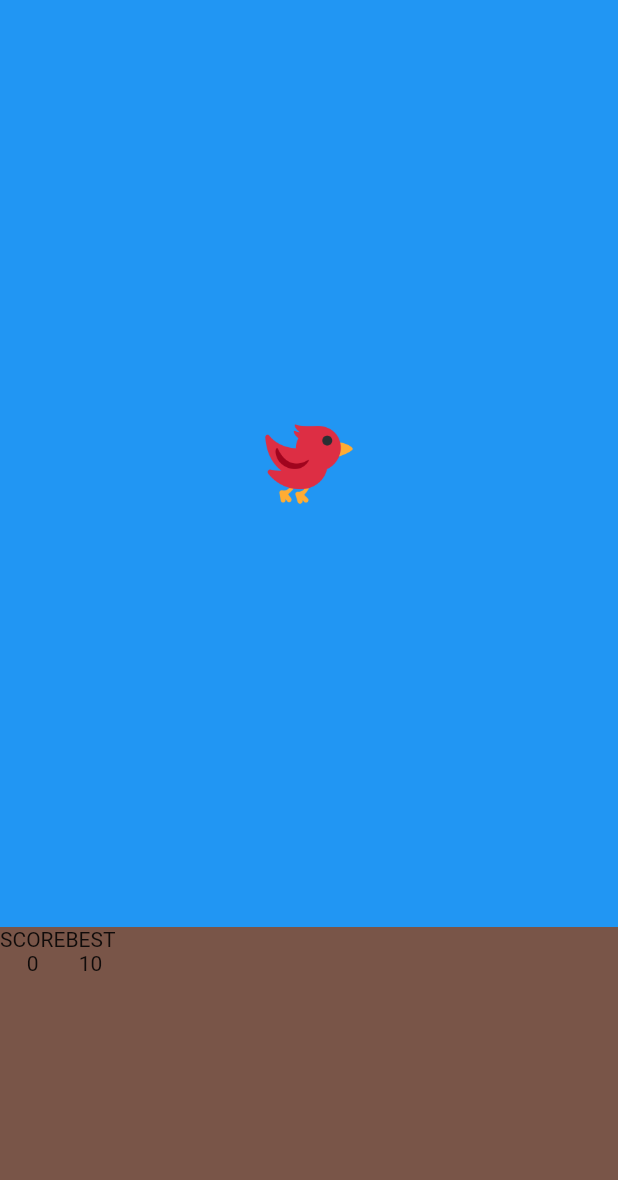
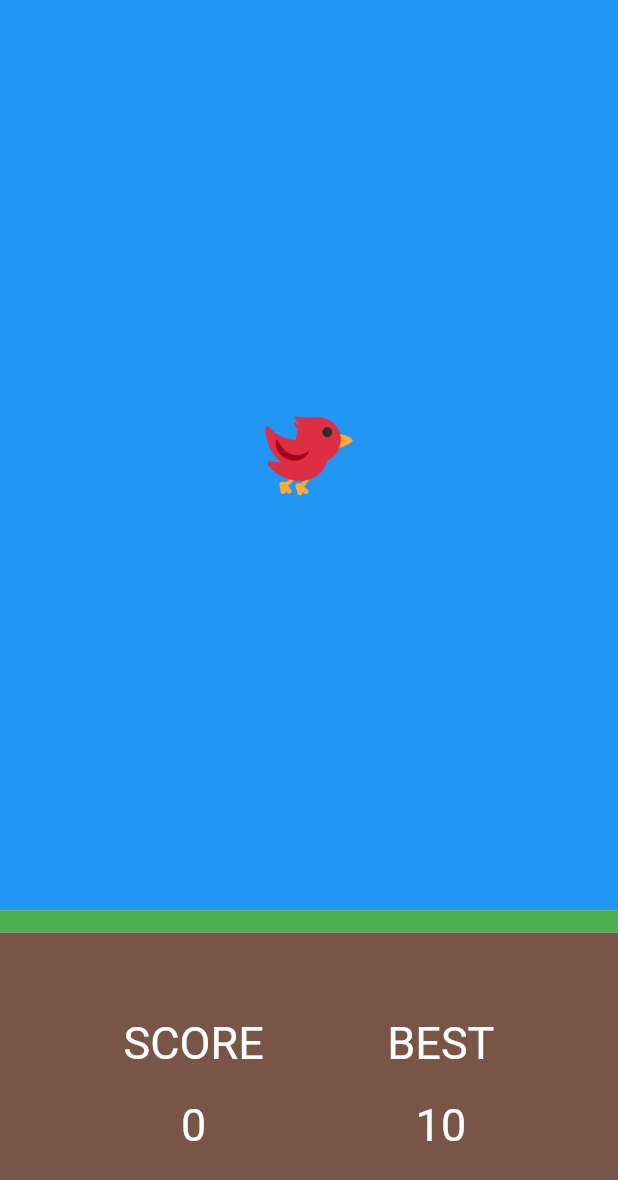
Before and after one commit to ayushsharman/Medoc, a Flutter app: the screen it shows after launch, on a phone screen of 412 x 824 dp. Shown: the top 1180 px of the screen. Run offline on Flutter 3.47's test engine with Material 2 defaults, Android fonts, the phone set to English and light mode, and no system bars.

Commit message:
scorecard

```diff
--- a/flappy_bird/lib/homepage.dart
+++ b/flappy_bird/lib/homepage.dart
@@ -65,20 +65,49 @@ class _nameState extends State<HomePage> {
               ),
             ),
           ),
+          Container(
+            height: 15,
+            color: Colors.green,
+          ),
           Expanded(
             child: Container(
               color: Colors.brown,
-              child: Row(children: [
+              child: Row(
+                  mainAxisAlignment: MainAxisAlignment.spaceEvenly,
+                  children: [
                     Column(
+                      mainAxisAlignment: MainAxisAlignment.center,
                       children: [
-                    Text("SCORE"),
-                    Text("0"),
+                        Text(
+                          "SCORE",
+                          style: TextStyle(color: Colors.white, fontSize: 30),
+                        ),
+                        SizedBox(
+                          height: 20,
+                        ),
+                        Text(
+                          "0",
+                          style: TextStyle(
+                            color: Colors.white,
+                            fontSize: 30,
+                          ),
+                        ),
                       ],
                     ),
                     Column(
+                      mainAxisAlignment: MainAxisAlignment.center,
                       children: [
-                    Text("BEST"),
-                    Text("10"),
+                        Text(
+                          "BEST",
+                          style: TextStyle(color: Colors.white, fontSize: 30),
+                        ),
+                        SizedBox(
+                          height: 20,
+                        ),
+                        Text(
+                          "10",
+                          style: TextStyle(color: Colors.white, fontSize: 30),
+                        ),
                       ],
                     ),
                   ]),
```
Lines whose indentation alone changed are shown as unchanged.
